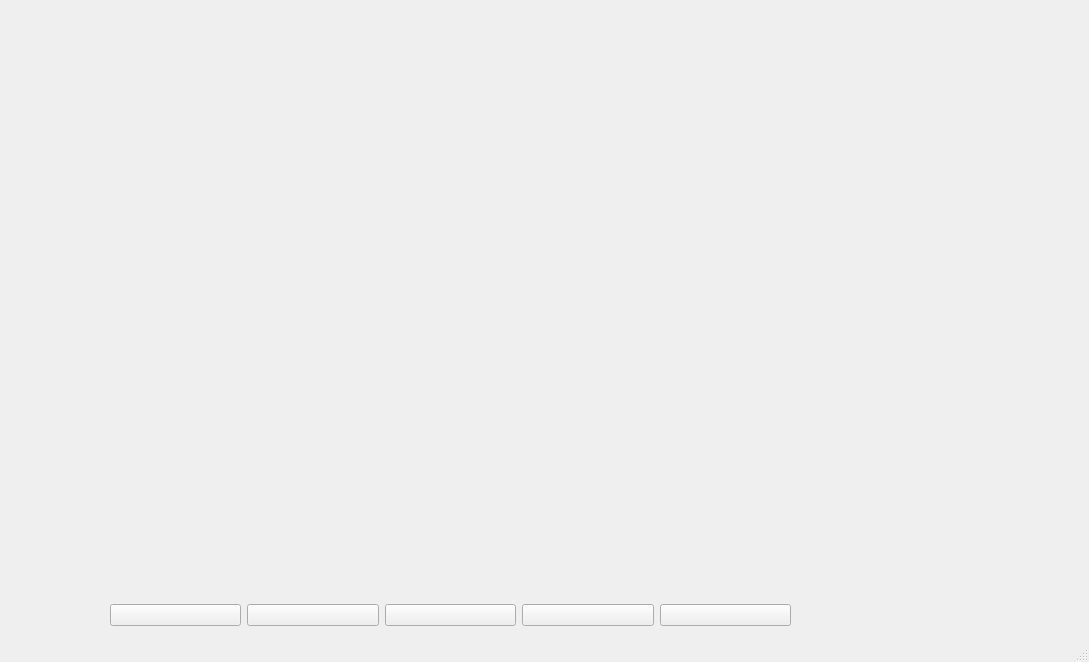
Qt form mainwindow.ui (Thintime123/MusicPlayer) before a commit.
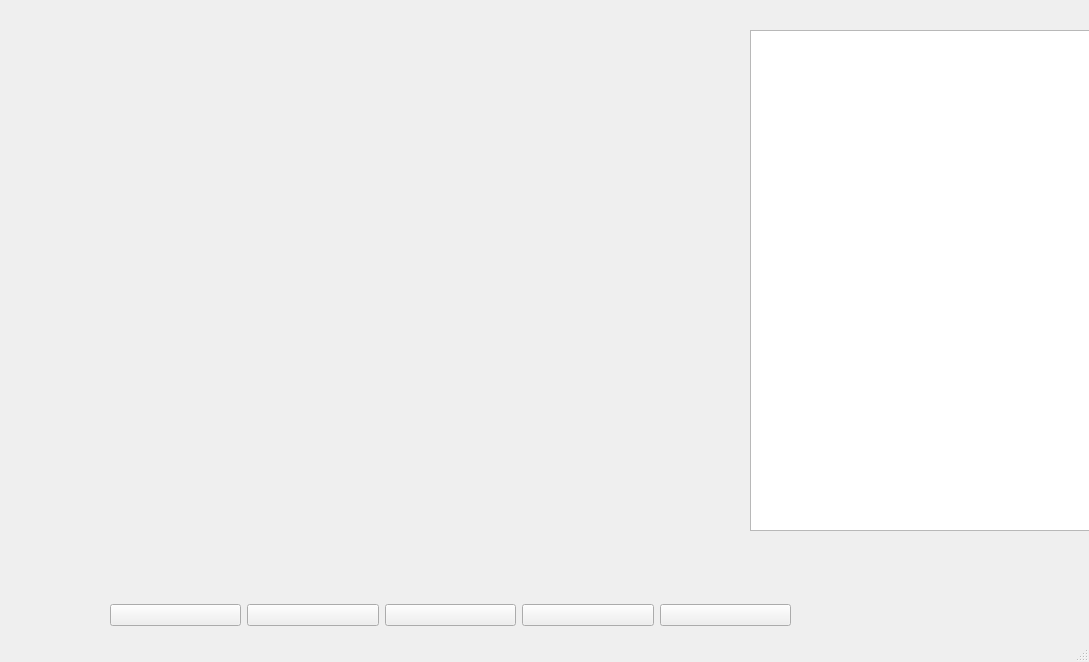
The same form after that commit.

Commit message: feat: load the widget of music list

```diff
--- a/mainwindow.ui
+++ b/mainwindow.ui
@@ -61,16 +61,16 @@
      </item>
     </layout>
    </widget>
-  </widget>
-  <widget class="QMenuBar" name="menubar">
+   <widget class="QListWidget" name="musicListWidget">
    <property name="geometry">
     <rect>
-     <x>0</x>
-     <y>0</y>
-     <width>1089</width>
-     <height>24</height>
-    </rect>
-   </property>
+      <x>750</x>
+      <y>30</y>
+      <width>341</width>
+      <height>501</height>
+     </rect>
+    </property>
+   </widget>
   </widget>
   <widget class="QStatusBar" name="statusbar"/>
  </widget>
```
Lines whose indentation alone changed are shown as unchanged. The commit also changes 5 other files.
